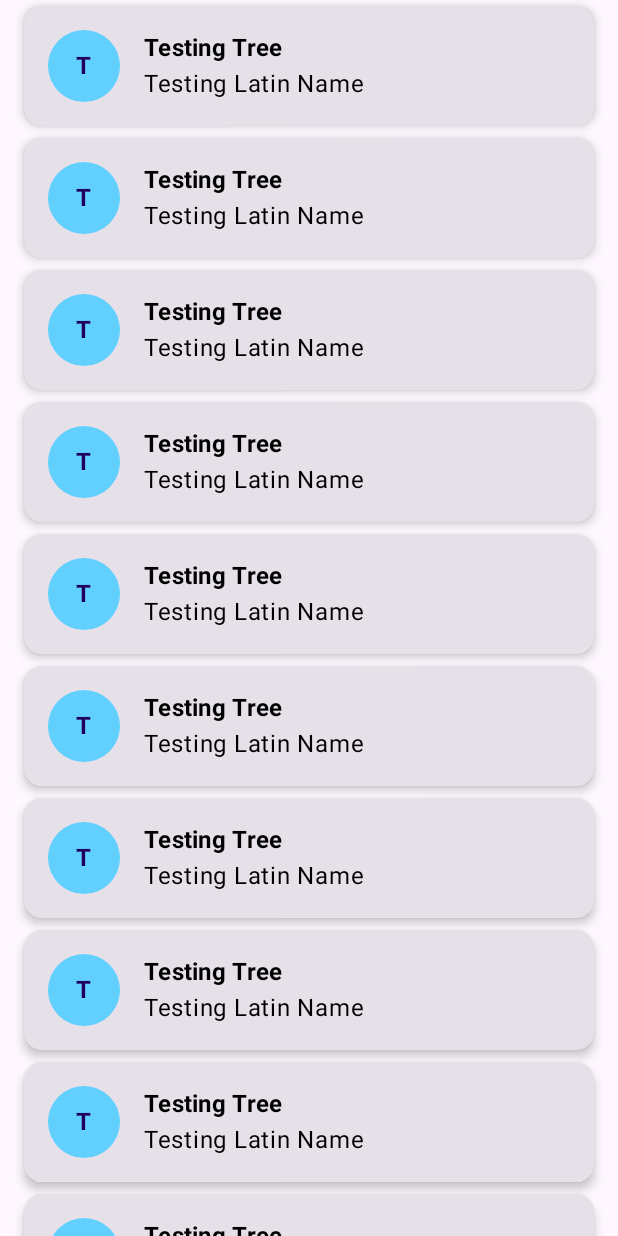
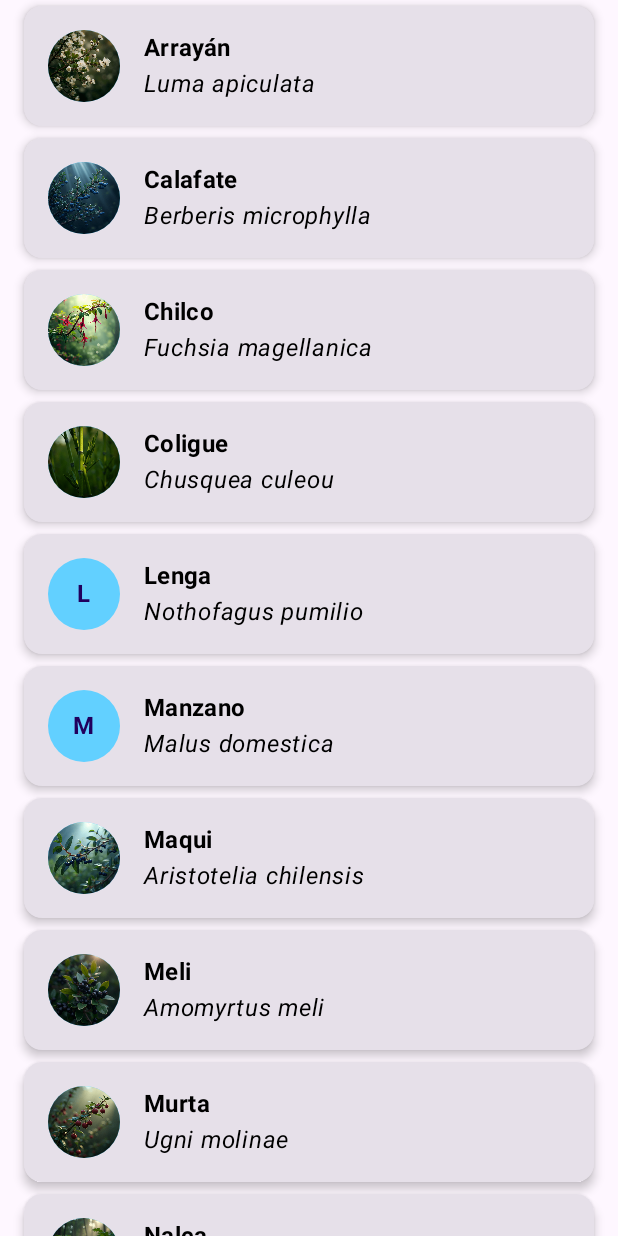
Before and after one commit to Marglodis/lazycolumn-android-app, an Android app built with Jetpack Compose: the screen it shows after launch (MainActivity), on a phone screen of 412 x 824 dp. Run offline under Robolectric (Android 15) with nearby library versions, the phone set to English and light mode, and no system bars.

Commit message:
Agregar imagenes a mostrar

```diff
--- a/app/src/main/java/com/mtovar/lazycolumnapp/components/TreeItem.kt
+++ b/app/src/main/java/com/mtovar/lazycolumnapp/components/TreeItem.kt
@@ -1,5 +1,6 @@
 package com.mtovar.lazycolumnapp.components
 
+import androidx.compose.foundation.Image
 import androidx.compose.foundation.layout.Box
 import androidx.compose.foundation.layout.Column
 import androidx.compose.foundation.layout.Row
@@ -19,6 +20,8 @@ import androidx.compose.ui.Alignment
 import androidx.compose.ui.Modifier
 import androidx.compose.ui.draw.clip
 import androidx.compose.ui.graphics.Color
+import androidx.compose.ui.res.painterResource
+import androidx.compose.ui.text.font.FontStyle
 import androidx.compose.ui.text.font.FontWeight
 import androidx.compose.ui.tooling.preview.Preview
 import androidx.compose.ui.unit.dp
@@ -59,12 +62,22 @@ fun TreeItem(
             ) {
                 Box(modifier = Modifier.fillMaxSize(), contentAlignment = Alignment.Center) {
 
+                    if(chileanTree.image != null) {
+                        Image(
+                            painter = painterResource(id = chileanTree.image),
+                            contentDescription = chileanTree.name
+                        )
+                    }
+                    else {
                         Text(
                             text = chileanTree.name.first().uppercase(),
                             color = MaterialTheme.colorScheme.onPrimaryContainer,
                             style = MaterialTheme.typography.titleMedium,
                             fontWeight = FontWeight.Bold
                         )
+                    }
+
+
                 }
             }
             Spacer(modifier = Modifier.width(16.dp))
@@ -76,11 +89,11 @@ fun TreeItem(
                     style = MaterialTheme.typography.titleMedium,
                     fontWeight = FontWeight.Bold
                 )
-                chileanTree.latinName?.let { Text(text = it, color = Color.Black) }
+                chileanTree.latinName?.let { Text(text = it, color = Color.Black, fontStyle = FontStyle.Italic) }
 
             }
 
-            //Image(painter = painterResource(id = chileanTree.image), contentDescription = null)
+
 
 
 
--- /dev/null
+++ b/app/src/main/java/com/mtovar/lazycolumnapp/data/ChileanTreeData.kt
@@ -0,0 +1,23 @@
+package com.mtovar.lazycolumnapp.data
+
+import com.mtovar.lazycolumnapp.R
+
+object ChileanTreeData {
+    val chileanTreeList = listOf(
+        ChileanTree("1", "Arrayán", "Luma apiculata", R.drawable.arrayan),
+        ChileanTree("2", "Calafate", "Berberis microphylla", R.drawable.calafate),
+        ChileanTree("3", "Chilco", "Fuchsia magellanica", R.drawable.chilco),
+        ChileanTree("4", "Coligue", "Chusquea culeou", R.drawable.coligue),
+        ChileanTree("5", "Maqui", "Aristotelia chilensis", R.drawable.maqui),
+        ChileanTree("6", "Lenga", "Nothofagus pumilio", null),
+        ChileanTree("7", "Manzano", "Malus domestica", null),
+        ChileanTree("8", "Meli", "Amomyrtus meli", R.drawable.meli),
+        ChileanTree("9", "Murta", "Ugni molinae", R.drawable.murta),
+        ChileanTree("10", "Nalca", "Gunnera tinctoria", R.drawable.nalca),
+        ChileanTree("11", "Quila", "Chusquea quila", R.drawable.quila),
+        ChileanTree("12", "Sauco", "Sambucus nigra", R.drawable.sauco),
+        ChileanTree("13", "Tapuco", "Dasyphyllum diacanthoides",null),
+        ChileanTree("14", "Tejoco", "Crataegus mexicana", null)
+    ).sortedBy { it.name }
+
+}
--- a/app/src/main/java/com/mtovar/lazycolumnapp/ui/theme/screens/TreeListScreen.kt
+++ b/app/src/main/java/com/mtovar/lazycolumnapp/ui/theme/screens/TreeListScreen.kt
@@ -6,22 +6,15 @@ import androidx.compose.foundation.lazy.items
 import androidx.compose.runtime.Composable
 import androidx.compose.ui.Modifier
 import com.mtovar.lazycolumnapp.components.TreeItem
+import com.mtovar.lazycolumnapp.data.ChileanTreeData
 
 @Composable
 fun TreeListScreen (modifier: Modifier){
-    val chileanTreeList =
-        listOf("arrayan", "calafate", "chilco",
-            "coligue", "maqui","lengo", "manzano","meli", "murta",
-            "nalca", "quila", "sauco","tapuco","tejoco").sorted()
+
     Column (modifier = modifier){
         LazyColumn(modifier = modifier) {
-            items(chileanTreeList) { tree ->
-               // Text(text = tree, modifier = Modifier.padding(20.dp), fontSize = 18.sp)
-               /* Card(modifier = Modifier.padding(8.dp).fillMaxWidth()) {
-                    Text(text = tree)
-
-                }*/
-                TreeItem()
+            items(ChileanTreeData.chileanTreeList) { tree ->
+                TreeItem(modifier, tree)
             }
         }
 
```
Also changed, not shown: app/src/main/res/drawable/arrayan.png (added), app/src/main/res/drawable/calafate.png (added), app/src/main/res/drawable/chilco.png (added), app/src/main/res/drawable/coligue.png (added), app/src/main/res/drawable/maqui.png (added), app/src/main/res/drawable/meli.png (added), app/src/main/res/drawable/murta.png (added), app/src/main/res/drawable/nalca.png (added), app/src/main/res/drawable/quila.png (added), app/src/main/res/drawable/sauco.png (added). Lines whose indentation alone changed are shown as unchanged.
